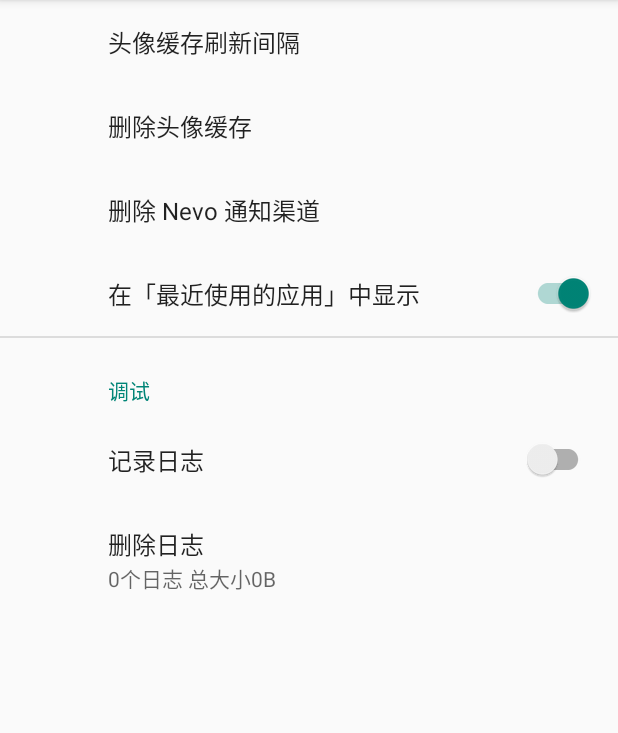
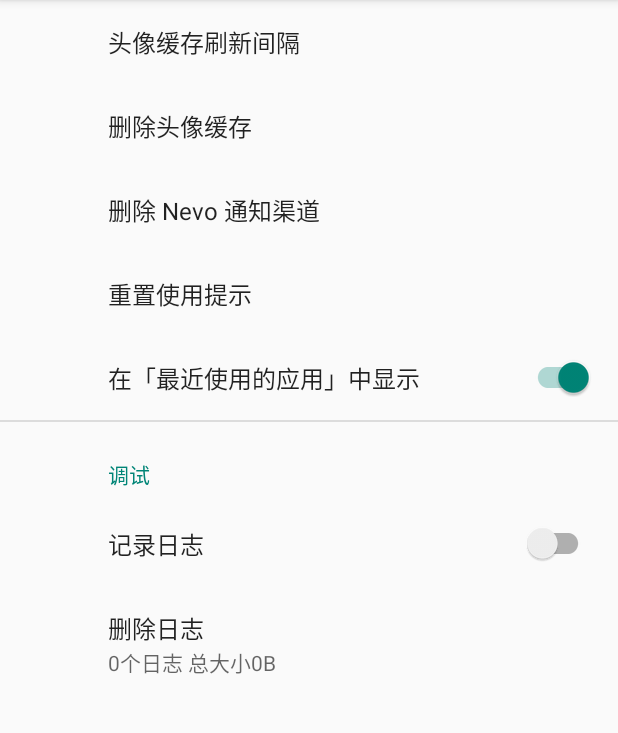
Before and after one commit to ichenhe/QQ-Notify-Evolution, an Android app: the fragment AdvancedFr placed in its activity, on a phone screen of 412 x 824 dp, the part 84-817 px from its top. Run offline under Robolectric (Android 15) with nearby library versions, the phone set to English and light mode, and no system bars; our stand-ins replace Timber, androidx.preference; libraries missing offline, so code that uses them is left out: com.oasisfeng.nevo; 5 statements that could not run were skipped.

Commit message:
新增Nevo模式下合并消息的提示

```diff
--- a/app/src/main/java/cc/chenhe/qqnotifyevo/core/InnerNotificationProcessor.kt
+++ b/app/src/main/java/cc/chenhe/qqnotifyevo/core/InnerNotificationProcessor.kt
@@ -1,9 +1,9 @@
 package cc.chenhe.qqnotifyevo.core
 
 import android.app.Notification
-import android.app.NotificationManager
 import android.content.Context
 import android.service.notification.StatusBarNotification
+import androidx.core.app.NotificationManagerCompat
 import cc.chenhe.qqnotifyevo.utils.NotifyChannel
 import timber.log.Timber
 import java.util.*
@@ -51,7 +51,7 @@ class InnerNotificationProcessor(
             else -> null
         }
         Timber.tag(TAG).v("Clear all evolutionary notifications.")
-        (context.getSystemService(Context.NOTIFICATION_SERVICE) as NotificationManager).apply {
+        NotificationManagerCompat.from(context).apply {
             ids?.forEach { id -> cancel(id) }
             ids?.clear()
         }
@@ -59,7 +59,7 @@ class InnerNotificationProcessor(
 
     private fun sendNotification(context: Context, @NotificationProcessor.Companion.SourceTag tag: Int, id: Int,
                                  notification: Notification) {
-        (context.getSystemService(Context.NOTIFICATION_SERVICE) as NotificationManager).notify(id, notification)
+        NotificationManagerCompat.from(context).notify(id, notification)
         addNotifyId(tag, id)
     }
 
--- a/app/src/main/java/cc/chenhe/qqnotifyevo/preference/MainPreferenceFr.kt
+++ b/app/src/main/java/cc/chenhe/qqnotifyevo/preference/MainPreferenceFr.kt
@@ -11,6 +11,7 @@ import android.widget.Toast
 import androidx.lifecycle.ViewModelProvider
 import androidx.lifecycle.lifecycleScope
 import androidx.lifecycle.observe
+import androidx.preference.ListPreference
 import androidx.preference.Preference
 import androidx.preference.PreferenceFragmentCompat
 import cc.chenhe.qqnotifyevo.BuildConfig
@@ -51,6 +52,10 @@ class MainPreferenceFr : PreferenceFragmentCompat() {
         findPreference<Preference>("permission")?.fragment = PermissionFr::class.java.name
         findPreference<Preference>("advanced")?.fragment = AdvancedFr::class.java.name
         findPreference<Preference>("version_code")?.summary = getString(R.string.pref_version_code, getVersion(ctx))
+    }
+
+    fun setMode(@Mode mode: Int) {
+        findPreference<ListPreference>("mode")?.value = mode.toString()
     }
 
     override fun onViewCreated(view: View, savedInstanceState: Bundle?) {
--- a/app/src/main/java/cc/chenhe/qqnotifyevo/preference/PreferenceAty.kt
+++ b/app/src/main/java/cc/chenhe/qqnotifyevo/preference/PreferenceAty.kt
@@ -1,19 +1,64 @@
 package cc.chenhe.qqnotifyevo.preference
 
+import android.content.Intent
 import android.os.Bundle
-
+import androidx.appcompat.app.AlertDialog
 import androidx.appcompat.app.AppCompatActivity
+import androidx.core.app.NotificationManagerCompat
 import cc.chenhe.qqnotifyevo.R
+import cc.chenhe.qqnotifyevo.StaticReceiver
+import cc.chenhe.qqnotifyevo.utils.ACTION_MULTI_MSG_DONT_SHOW
+import cc.chenhe.qqnotifyevo.utils.MODE_LEGACY
+import cc.chenhe.qqnotifyevo.utils.NOTIFY_ID_MULTI_MSG
 import cc.chenhe.qqnotifyevo.utils.getShowInRecent
 
 class PreferenceAty : AppCompatActivity() {
 
+    companion object {
+        /**
+         * 由 Nevo 模式下检测到合并消息所发出使用提示的通知跳转过来。
+         *
+         * 值为 [Boolean] 类型 = true.
+         */
+        const val EXTRA_NEVO_MULTI_MSG = "nevo_multi_msg"
+    }
+
+    private lateinit var mainPreferenceFr: MainPreferenceFr
+
     override fun onCreate(savedInstanceState: Bundle?) {
         super.onCreate(savedInstanceState)
         setContentView(R.layout.preference_layout)
+        mainPreferenceFr = MainPreferenceFr()
         supportFragmentManager.beginTransaction()
-                .replace(R.id.frameLayout, MainPreferenceFr())
+                .replace(R.id.frameLayout, mainPreferenceFr)
                 .commit()
+
+        showNevoMultiMsgDialogIfNeeded()
+    }
+
+    override fun onNewIntent(intent: Intent?) {
+        super.onNewIntent(intent)
+        setIntent(intent)
+        showNevoMultiMsgDialogIfNeeded()
+    }
+
+    private fun showNevoMultiMsgDialogIfNeeded() {
+        if (intent?.extras?.getBoolean(EXTRA_NEVO_MULTI_MSG, false) == true) {
+            NotificationManagerCompat.from(this).cancel(NOTIFY_ID_MULTI_MSG)
+            AlertDialog.Builder(this)
+                    .setTitle(R.string.tip)
+                    .setMessage(R.string.multi_msg_dialog)
+                    .setNeutralButton(R.string.multi_msg_dialog_neutral, null)
+                    .setPositiveButton(R.string.multi_msg_dialog_positive) { _, _ ->
+                        mainPreferenceFr.setMode(MODE_LEGACY)
+                    }
+                    .setNegativeButton(R.string.dont_show) { _, _ ->
+                        sendBroadcast(Intent(this, StaticReceiver::class.java).also {
+                            it.action = ACTION_MULTI_MSG_DONT_SHOW
+                        })
+                    }
+                    .show()
+        }
     }
 
     override fun onBackPressed() {
--- a/app/src/main/java/cc/chenhe/qqnotifyevo/utils/Utils.kt
+++ b/app/src/main/java/cc/chenhe/qqnotifyevo/utils/Utils.kt
@@ -15,14 +15,21 @@ import java.io.File
 
 const val ACTION_DELETE_NEVO_CHANNEL = "deleteNevoChannel"
 
+/** 不再显示关于 Nevo模式下遇到合并消息的使用提示。此 ACTION 用于注册静态接收器。 */
+const val ACTION_MULTI_MSG_DONT_SHOW = "dnotShowNevoMultiMsgTips"
+
 // Android O+ 通知渠道 id
 const val NOTIFY_FRIEND_CHANNEL_ID = "QQ_Friend"
 const val NOTIFY_FRIEND_SPECIAL_CHANNEL_ID = "QQ_Friend_Special"
 const val NOTIFY_GROUP_CHANNEL_ID = "QQ_Group"
 const val NOTIFY_QZONE_CHANNEL_ID = "QQ_Zone"
+const val NOTIFY_SELF_TIPS_CHANNEL_ID = "Tips"
 
-// 自身默认的通知类别
-const val NOTIFY_GROUP_ID = "base"
+/** Nevo 模式下检测到合并消息的提示。 */
+const val NOTIFY_ID_MULTI_MSG = 100
+
+// 自身转发QQ消息的通知渠道组
+const val NOTIFY_QQ_GROUP_ID = "base"
 
 const val GITHUB_URL = "https://github.com/liangchenhe55/QQ-Notify-Evolution/releases"
 const val MANUAL_URL = "https://github.com/liangchenhe55/QQ-Notify-Evolution/wiki"
--- a/app/src/main/res/values/strings.xml
+++ b/app/src/main/res/values/strings.xml
@@ -4,6 +4,8 @@
     <string name="requested">已发送请求</string>
     <string name="done">操作完成</string>
     <string name="tip">提示</string>
+    <string name="dont_show">不再提示</string>
+    <string name="learn_more">了解详情</string>
 
     <string name="day">天</string>
     <string name="hour">小时</string>
@@ -19,6 +21,13 @@
     <string name="nevo_name">QQ 通知进化</string>
     <string name="nevo_desc">适配原生分渠道通知；使用原生铃声与振动适配可穿戴设备；支持多组会话与历史消息。</string>
 
+    <!-- Nevo 模式下检测到合并消息的提醒 -->
+    <string name="notify_multi_msg_title">检测到合并的消息</string>
+    <string name="notify_multi_msg_content">对于旧版 QQ 或 TIM 等会自动合并会话的版本，建议使用传统模式。</string>
+    <string name="multi_msg_dialog">对于旧版 QQ 或 TIM 等部分版本，若有多个未读会话将合并为「有x个联系人给你发过来y条新消息」一个通知。\n由于 Nevo 限制此情况只能显示最近的一个会话，建议改用传统模式或更新 QQ 版本。</string>
+    <string name="multi_msg_dialog_positive">使用传统模式</string>
+    <string name="multi_msg_dialog_neutral">下次再说</string>
+
     <!--通知-->
     <string name="notify_group_base">仅传统模式有效，Nevo 模式请前往 Nevo 应用设置</string>
     <string name="notify_nevo_prefix">Q进化-</string>
@@ -30,6 +39,8 @@
     <string name="notify_group_channel_des">QQ 群消息通知</string>
     <string name="notify_qzone_channel_name">空间动态</string>
     <string name="notify_qzone_channel_des">QQ 空间动态通知</string>
+    <!-- 自身通知的渠道 -->
+    <string name="notify_self_tips_channel_name">使用提示</string>
 
     <string name="notify_qzone_title">空间动态</string>
     <string name="notify_qzone_special_title">特别关心动态</string>
@@ -97,6 +108,8 @@
         <item>86400000</item>
         <item>604800000</item>
     </string-array>
+    <string name="pref_reset_tips">重置使用提示</string>
+    <string name="pref_reset_tips_notify_dialog">使用提示通知已被关闭，是否打开？</string>
     <string name="pref_delete_avatar_cache">删除头像缓存</string>
     <string name="pref_delete_nevo_channel">删除 Nevo 通知渠道</string>
     <string name="pref_show_in_recent">在「最近使用的应用」中显示</string>
--- a/app/src/main/res/xml/pref_advanced.xml
+++ b/app/src/main/res/xml/pref_advanced.xml
@@ -16,6 +16,10 @@
         app:key="delete_nevo_channel"
         app:title="@string/pref_delete_nevo_channel" />
 
+    <Preference
+        app:key="reset_tips"
+        app:title="@string/pref_reset_tips" />
+
     <SwitchPreferenceCompat
         app:defaultValue="true"
         app:key="show_in_recent"
```
Also changed, not shown: app/src/main/AndroidManifest.xml (+4 -3 lines), app/src/main/java/cc/chenhe/qqnotifyevo/BootCompletedReceiver.kt (deleted, +0 -23 lines), app/src/main/java/cc/chenhe/qqnotifyevo/MyApplication.kt (+23 -11 lines), app/src/main/java/cc/chenhe/qqnotifyevo/StaticReceiver.kt (added, +26 -0 lines), app/src/main/java/cc/chenhe/qqnotifyevo/core/NevoNotificationProcessor.kt (+45 -1 lines), app/src/main/java/cc/chenhe/qqnotifyevo/core/NotificationProcessor.kt (+20 -9 lines), app/src/main/java/cc/chenhe/qqnotifyevo/preference/AdvancedFr.kt (+38 -0 lines), app/src/main/java/cc/chenhe/qqnotifyevo/utils/PreferencesUtils.kt (+17 -0 lines), app/src/main/res/drawable/ic_notify_action_dnot_show.xml (added, +10 -0 lines), app/src/main/res/drawable/ic_notify_action_learn_more.xml (added, +10 -0 lines), app/src/main/res/drawable/ic_notify_warning.xml (added, +10 -0 lines), app/src/main/res/drawable/ic_notify_qq.xml (renamed from app/src/main/res/drawable/ic_qq.xml), app/src/main/res/drawable/ic_notify_qzone.xml (renamed from app/src/main/res/drawable/ic_qzone.xml), app/src/main/res/drawable/ic_notify_tim.xml (renamed from app/src/main/res/drawable/ic_tim.xml).
